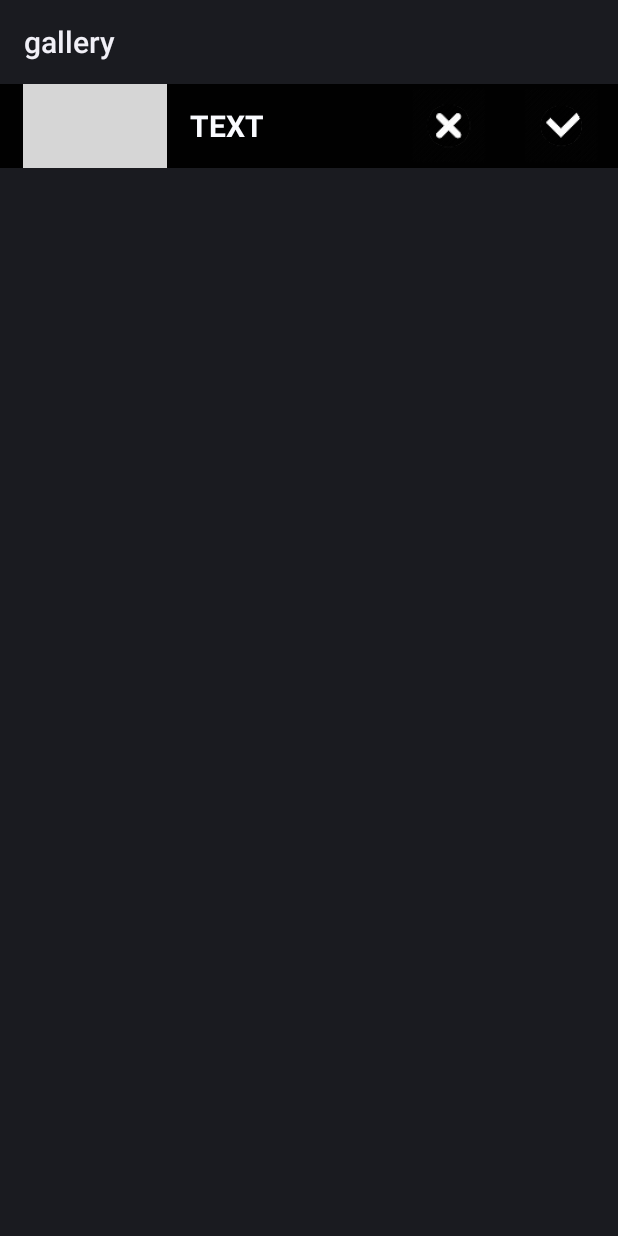
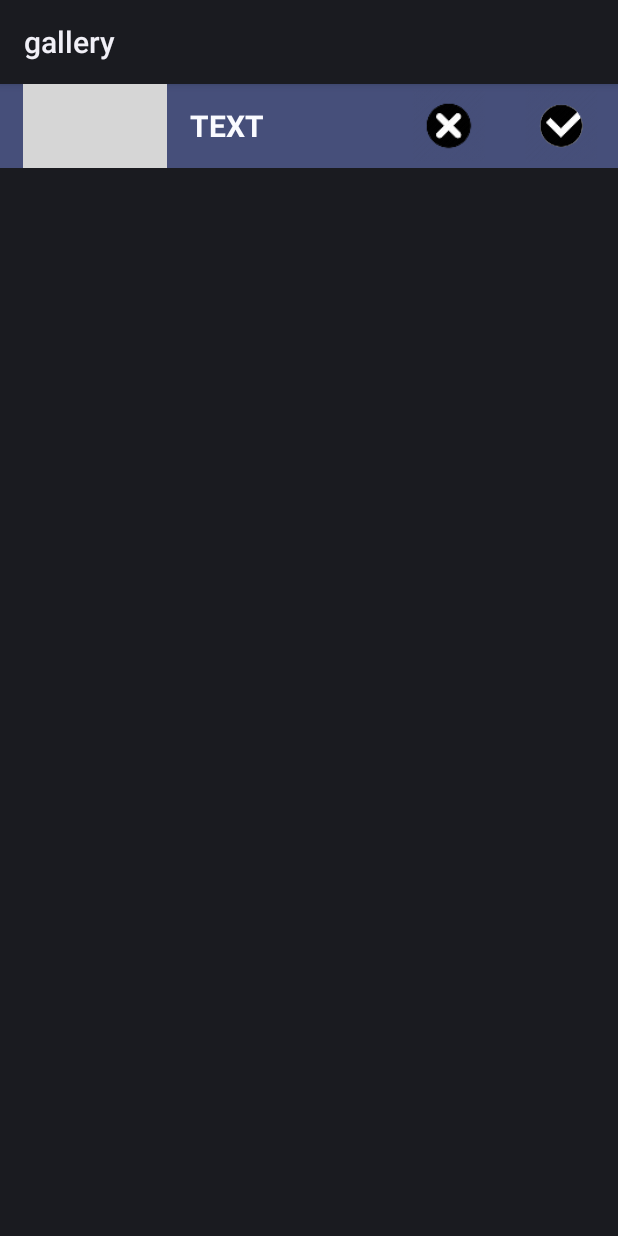
Before and after one commit to evasyuk/AndroidGalleryPicker, an Android app: the layout preview_activity.xml on its own in the app's theme, with its tools: preview values and no code run, on a phone screen of 412 x 824 dp. Run offline under Robolectric (Android 15) with nearby library versions, the phone set to English and light mode, and no system bars; grey boxes are pictures that could not be loaded.

Commit message:
1. Added custom design: colors, icons 2. Added scrollListener to RecyclerView: hiding keyboard in situation if user wants to scroll with opened keyboard

```diff
--- a/app/src/main/java/ua/pb/gallery/AcPreview.java
+++ b/app/src/main/java/ua/pb/gallery/AcPreview.java
@@ -7,6 +7,7 @@ import android.graphics.Bitmap;
 import android.os.Bundle;
 import android.support.v4.view.PagerAdapter;
 import android.support.v4.view.ViewPager;
+import android.view.LayoutInflater;
 import android.view.View;
 import android.view.ViewGroup;
 import android.view.Window;
@@ -190,6 +191,11 @@ public class AcPreview extends Activity {
         @Override
         public Object instantiateItem(ViewGroup container, int position) {
             Context context = activity;
+
+            //View root = LayoutInflater.from(context).inflate(R.layout.preview_view_pager_layout, container, false);
+
+           // ImageView imageView = (ImageView) root.findViewById(R.id.imageView6);
+
             ImageView imageView = new ImageView(context);
             //imageView.setScaleType(ImageView.ScaleType.CENTER_INSIDE);
 
--- a/app/src/main/res/layout/preview_activity.xml
+++ b/app/src/main/res/layout/preview_activity.xml
@@ -16,7 +16,7 @@
         android:layout_width="match_parent"
         android:layout_height="56dp"
         android:id="@+id/header"
-        android:background="#010101">
+        android:background="@color/theme_color">
 
         <TextView
             android:gravity="left|center_vertical"
@@ -52,7 +52,8 @@
             android:layout_width="150dp"
             android:layout_height="56dp"
             android:layout_alignParentRight="true"
-            android:id="@+id/relativeLayout5" >
+            android:id="@+id/relativeLayout5"
+            android:visibility="gone">
 
             <RelativeLayout
                 android:layout_width="wrap_content"
@@ -155,8 +156,15 @@
             <ImageView
                 android:layout_width="fill_parent"
                 android:layout_height="fill_parent"
+                android:id="@+id/imageView9"
+                android:src="@mipmap/ic_circle" />
+
+            <ImageView
+                android:layout_width="fill_parent"
+                android:layout_height="fill_parent"
                 android:id="@+id/imageView8"
                 android:src="@mipmap/ic_cancel_me" />
+
         </RelativeLayout>
 
         <RelativeLayout
@@ -168,6 +176,12 @@
             <ImageView
                 android:layout_width="fill_parent"
                 android:layout_height="fill_parent"
+                android:id="@+id/imageView11"
+                android:src="@mipmap/ic_circle" />
+
+            <ImageView
+                android:layout_width="fill_parent"
+                android:layout_height="fill_parent"
                 android:id="@+id/imageView7"
                 android:src="@mipmap/ic_confirm_me" />
 
```
Also changed, not shown: app/src/main/java/ua/pb/gallery/AcGalleryBasic.java (+19 -4 lines), app/src/main/res/layout/gallery_recycler_layout.xml (+5 -5 lines), app/src/main/res/layout/preview_view_pager_layout.xml (added, +11 -0 lines), app/src/main/res/values/color.xml (added, +9 -0 lines), app/src/main/ic_search_green_theme-web.png (added), app/src/main/ic_search_theme-web.png (added), app/src/main/res/mipmap-hdpi/ic_search_green_theme.png (added), app/src/main/res/mipmap-hdpi/ic_search_theme.png (added), app/src/main/res/mipmap-mdpi/ic_search_green_theme.png (added), app/src/main/res/mipmap-mdpi/ic_search_theme.png (added), app/src/main/res/mipmap-xhdpi/ic_search_green_theme.png (added), app/src/main/res/mipmap-xhdpi/ic_search_theme.png (added), app/src/main/res/mipmap-xxhdpi/ic_search_green_theme.png (added), app/src/main/res/mipmap-xxhdpi/ic_search_theme.png (added), 2 more files, 23 other files.
